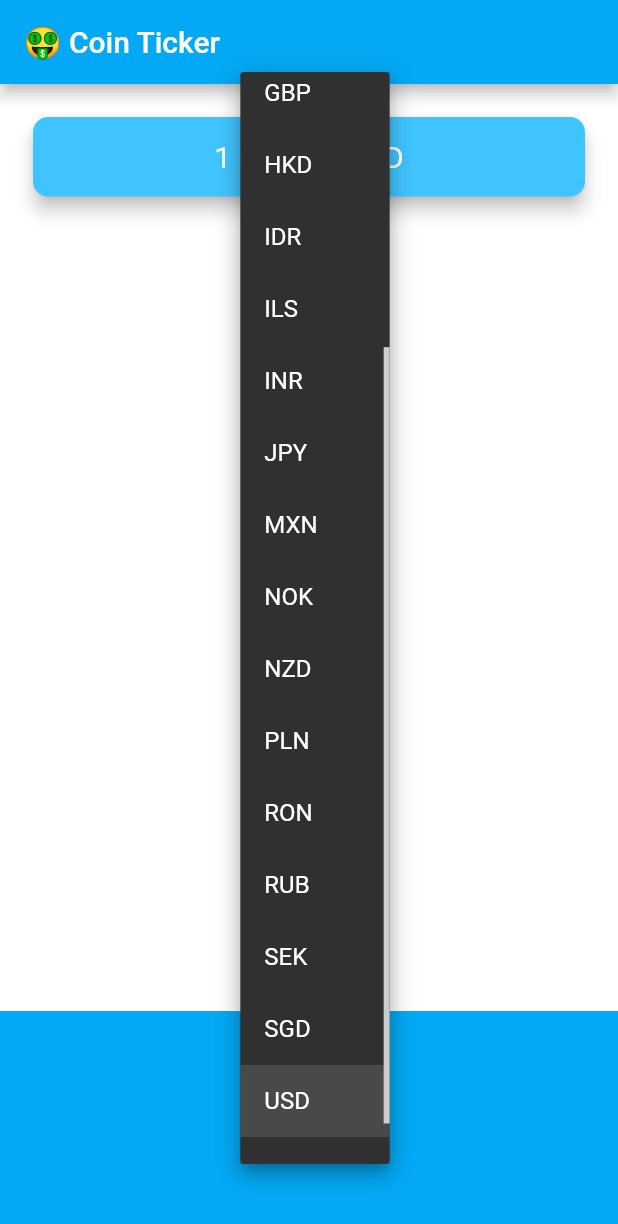
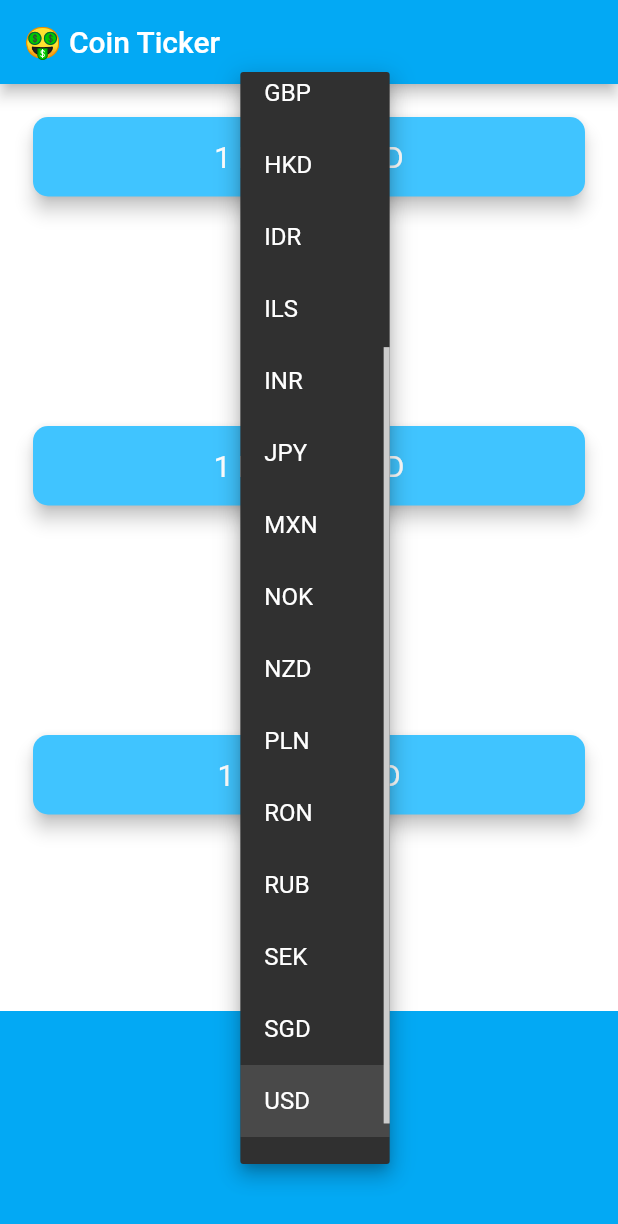
Before and after one commit to sidB67/Flutter, a Flutter app: the screen it shows after launch, after a tap on "USD", on a phone screen of 412 x 824 dp. Shown: the top 1224 px of the screen. Run offline on Flutter 3.47's test engine with Material 2 defaults, Android fonts, the phone set to English and light mode, and no system bars; our stand-ins replace audioplayers, flutter_spinkit, font_awesome_flutter, geolocator, rflutter_alert; network calls fail.

Commit message:
Fourth Commit

```diff
--- a/bitcoin-ticker-flutter/lib/coin_data.dart
+++ b/bitcoin-ticker-flutter/lib/coin_data.dart
@@ -1,3 +1,6 @@
+
+import 'dart:convert';
+import 'package:http/http.dart';
 const List<String> currenciesList = [
   'AUD',
   'BRL',
@@ -28,4 +31,27 @@ const List<String> cryptoList = [
   'LTC',
 ];
 
-class CoinData {}
+const apiKey = 'e33280663cf7232795e4';
+class CoinData {
+
+  Future  getPrice(String coin, String cont)async{
+    String RequestUrl = 'https://free.currconv.com/api/v7/convert?q=${coin}_$cont&compact=ultra&apiKey=e33280663cf7232795e4';
+    Response response = await get(RequestUrl);
+    if(response.statusCode==200) {
+      var decodedData = jsonDecode(response.body);
+      double price = decodedData['${coin}_$cont'];
+      if(price!=null) {
+        return price.toStringAsFixed(0);
+      }
+      else
+        return '0';
+    }
+    else{
+      print(response.statusCode);
+      throw 'Problem With Getting Request';
+    }
+
+  }
+
+
+}
--- a/bitcoin-ticker-flutter/lib/price_screen.dart
+++ b/bitcoin-ticker-flutter/lib/price_screen.dart
@@ -1,8 +1,7 @@
 import 'package:flutter/material.dart';
 import 'coin_data.dart';
-import 'coin_data.dart';
-import 'coin_data.dart';
-import 'coin_data.dart';
+
+
 class PriceScreen extends StatefulWidget {
   @override
   _PriceScreenState createState() => _PriceScreenState();
@@ -23,8 +22,31 @@ class _PriceScreenState extends State<PriceScreen> {
     return dropdownItems;
   }
 
+  String btcval= '?';
+  String ethval= '?';
+  String ltcval= '?';
+
+  void getData()async{
+    var data = await CoinData().getPrice('BTC',selectedCurrency);
+    var data1 = await CoinData().getPrice('ETH',selectedCurrency);
+    var data2 = await CoinData().getPrice('LTC',selectedCurrency);
+
+    setState(() {
+      btcval=data;
+      ethval=data1;
+      ltcval=data2;
+    });
+  }
+
+@override
+  void initState() {
+    getData();
+   // TODO: implement initState
+    super.initState();
+  }
   @override
   Widget build(BuildContext context) {
+
     return Scaffold(
       appBar: AppBar(
         title: Text('🤑 Coin Ticker'),
@@ -44,7 +66,49 @@ class _PriceScreenState extends State<PriceScreen> {
               child: Padding(
                 padding: EdgeInsets.symmetric(vertical: 15.0, horizontal: 28.0),
                 child: Text(
-                  '1 BTC = ? USD',
+                  '1 BTC = $btcval $selectedCurrency',
+                  textAlign: TextAlign.center,
+                  style: TextStyle(
+                    fontSize: 20.0,
+                    color: Colors.white,
+                  ),
+                ),
+              ),
+            ),
+          ),
+           Padding(
+            padding: EdgeInsets.fromLTRB(18.0,18.0, 18.0, 0),
+            child: Card(
+              color: Colors.lightBlueAccent,
+              elevation: 5.0,
+              shape: RoundedRectangleBorder(
+                borderRadius: BorderRadius.circular(10.0),
+              ),
+              child: Padding(
+                padding: EdgeInsets.symmetric(vertical: 15.0, horizontal: 28.0),
+                child: Text(
+                  '1 ETH = $ethval $selectedCurrency',
+                  textAlign: TextAlign.center,
+                  style: TextStyle(
+                    fontSize: 20.0,
+                    color: Colors.white,
+                  ),
+                ),
+              ),
+            ),
+          ),
+           Padding(
+            padding: EdgeInsets.fromLTRB(18.0, 18.0, 18.0, 0),
+            child: Card(
+              color: Colors.lightBlueAccent,
+              elevation: 5.0,
+              shape: RoundedRectangleBorder(
+                borderRadius: BorderRadius.circular(10.0),
+              ),
+              child: Padding(
+                padding: EdgeInsets.symmetric(vertical: 15.0, horizontal: 28.0),
+                child: Text(
+                  '1 LTC = $ltcval $selectedCurrency',
                   textAlign: TextAlign.center,
                   style: TextStyle(
                     fontSize: 20.0,
@@ -65,7 +129,10 @@ class _PriceScreenState extends State<PriceScreen> {
                 onChanged: (value){
                   setState(() {
                     selectedCurrency=value;
+                    getData();
                   });
+
+
                 }),
           ),
         ],
--- a/bitcoin-ticker-flutter/pubspec.yaml
+++ b/bitcoin-ticker-flutter/pubspec.yaml
@@ -10,6 +10,7 @@ dependencies:
     sdk: flutter
 
   cupertino_icons: ^0.1.2
+  http: ^0.12.2
 
 dev_dependencies:
   flutter_test:
```
Also changed, not shown: bitcoin-ticker-flutter/pubspec.lock.
